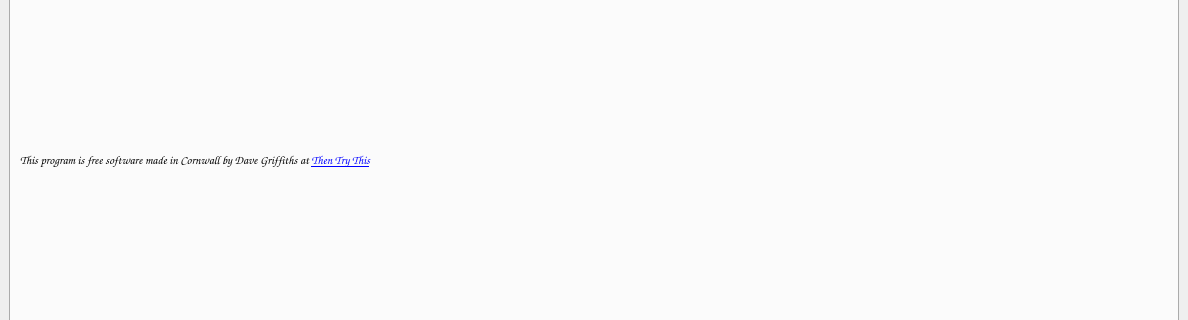
Above: gui/samplebrain.ui from aeiouaeiouaeiouaeiouaeiouaeiou/samplebrain before the change; both pictures show x 0 to 1188 and y 261 to 581 of the 1188 by 898 pixel window. Below: the same form after it.
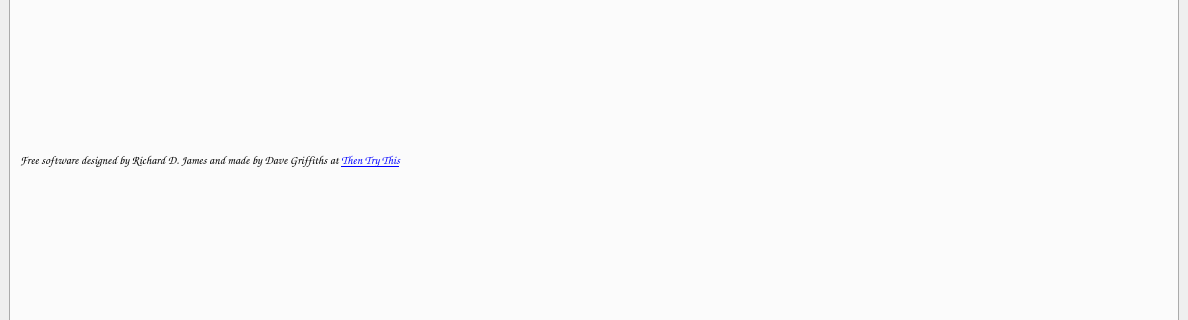
That is the form after the change. The open tabs and pages were chosen to show the change. Icons and pictures are not drawn.

Commit message: tweaks that might be finalish

The edit to the form file:
```diff
--- a/gui/samplebrain.ui
+++ b/gui/samplebrain.ui
@@ -1409,7 +1409,7 @@
              </sizepolicy>
             </property>
             <property name="text">
-             <string>&lt;html&gt;&lt;head/&gt;&lt;body&gt;&lt;p&gt;This program is free software made in Cornwall by Dave Griffiths at &lt;a href=&quot;https://thentrythis.org&quot;&gt;&lt;span style=&quot; text-decoration: underline; color:#0000ff;&quot;&gt;Then Try This&lt;/span&gt;&lt;/a&gt;&lt;/p&gt;&lt;/body&gt;&lt;/html&gt;</string>
+             <string>&lt;html&gt;&lt;head/&gt;&lt;body&gt;&lt;p&gt;Free software designed by Richard D. James and made by Dave Griffiths at &lt;a href=&quot;https://thentrythis.org&quot;&gt;&lt;span style=&quot; text-decoration: underline; color:#0000ff;&quot;&gt;Then Try This&lt;/span&gt;&lt;/a&gt;&lt;/p&gt;&lt;/body&gt;&lt;/html&gt;</string>
             </property>
            </widget>
           </item>
```
Left out of the diff: 2 changed lines with no effect on the pictures. The commit also changes 2 other files.
